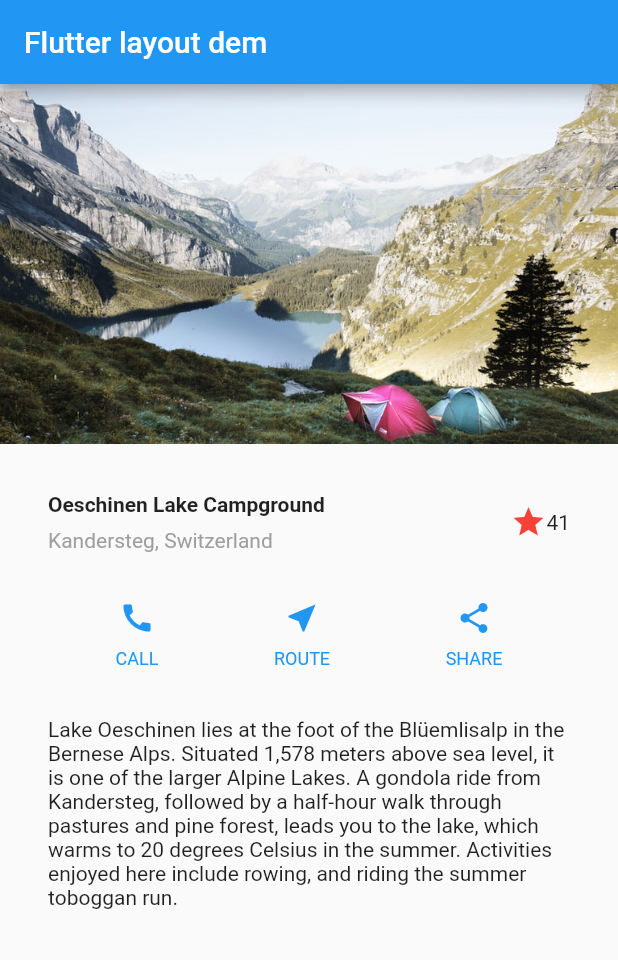
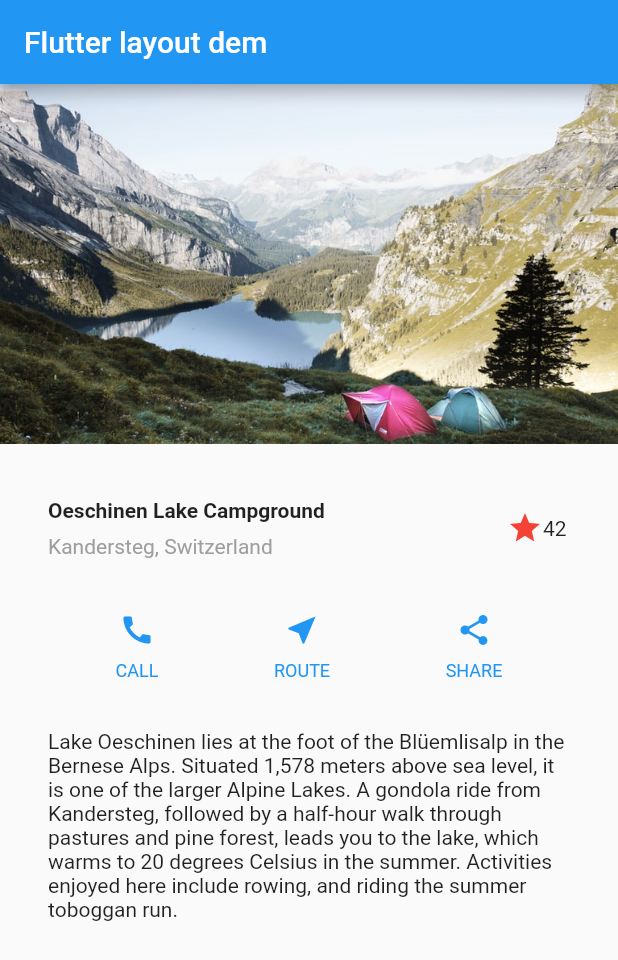
Before and after one commit to TerrenceFong/flutter-iComic, a Flutter app: the screen it shows after launch, on a phone screen of 412 x 824 dp. Shown: the top 960 px of the screen. Run offline on Flutter 3.47's test engine with Material 2 defaults, Android fonts, the light colour scheme and no system bars.

Commit message:
feat: add stateful iconButton widget

```diff
--- a/lib/main.dart
+++ b/lib/main.dart
@@ -92,11 +92,7 @@
           ],
         ),
       ),
-      Icon(
-        Icons.star,
-        color: Colors.red[500],
-      ),
-      Text('41')
+      FavoriteWidget(),
     ],
   ),
 );
@@ -113,3 +109,52 @@
     softWrap: true,
   ),
 );
+
+class FavoriteWidget extends StatefulWidget {
+  const FavoriteWidget({Key? key}) : super(key: key);
+
+  @override
+  _FavoriteWidgetState createState() => _FavoriteWidgetState();
+}
+
+class _FavoriteWidgetState extends State<FavoriteWidget> {
+  bool _isFavorited = true;
+  int _favariteCount = 42;
+
+  void _toggleFavorite() {
+    setState(() {
+      if (_isFavorited) {
+        _favariteCount -= 1;
+        _isFavorited = false;
+      } else {
+        _favariteCount += 1;
+        _isFavorited = true;
+      }
+    });
+  }
+
+  @override
+  Widget build(BuildContext context) {
+    return Row(
+      mainAxisSize: MainAxisSize.min,
+      children: [
+        Container(
+          padding: EdgeInsets.all(0),
+          child: IconButton(
+            padding: EdgeInsets.all(0),
+            alignment: Alignment.centerRight,
+            icon: (_isFavorited ? Icon(Icons.star) : Icon(Icons.star_border)),
+            color: Colors.red[500],
+            onPressed: _toggleFavorite,
+          ),
+        ),
+        SizedBox(
+          width: 18,
+          child: Container(
+            child: Text('$_favariteCount'),
+          ),
+        ),
+      ],
+    );
+  }
+}
```
